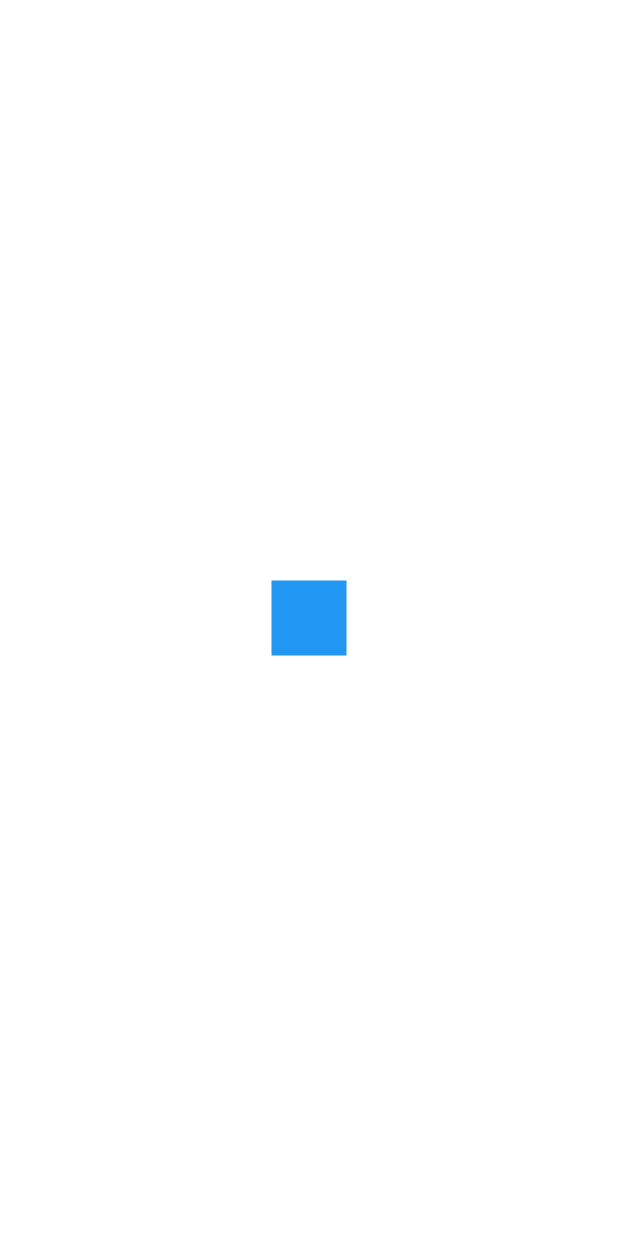
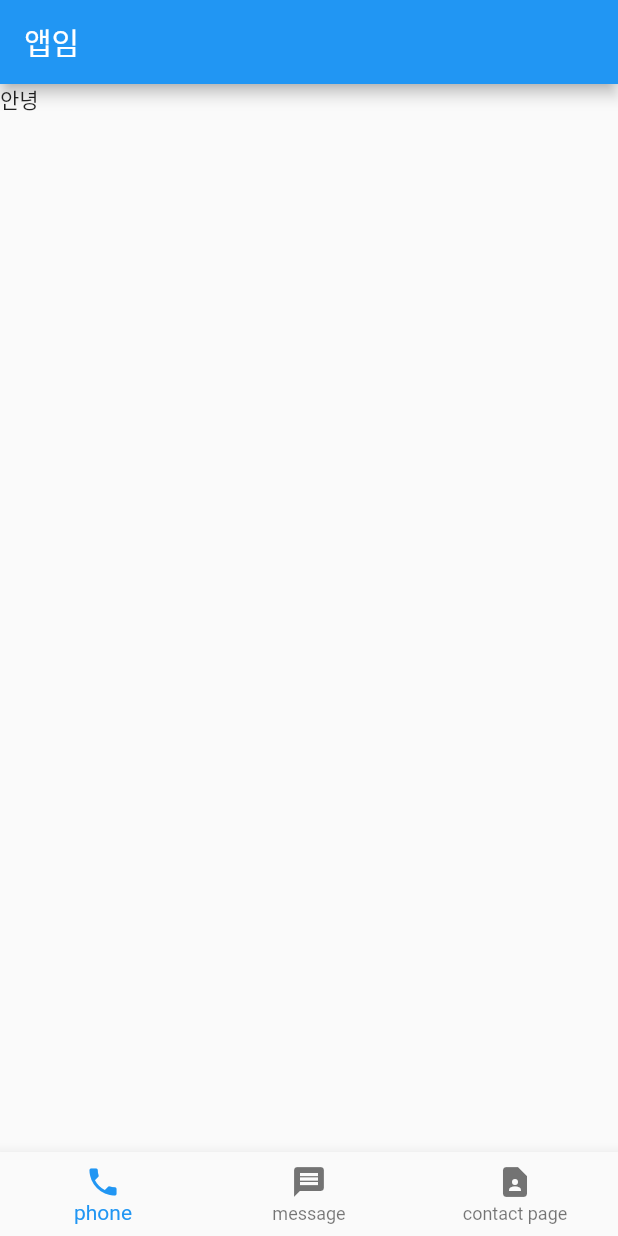
Before and after one commit to danii0110/practice, a Flutter app: the screen it shows after launch, on a phone screen of 412 x 824 dp. Run offline on Flutter 3.47's test engine with Material 2 defaults, Android fonts, the phone set to English and light mode, and no system bars.

Commit message:
플러터 기본 앱 레이아웃 만드는 법 - 숙제

```diff
--- a/contact/analysis_options.yaml
+++ b/contact/analysis_options.yaml
@@ -26,6 +26,7 @@ linter:
     prefer_const_constructors_in_immutables : false
     prefer_const_constructors : false
     avoid_print : false
+    prefer_const_literals_to_create_immutables : false
     # avoid_print: false  # Uncomment to disable the `avoid_print` rule
     # prefer_single_quotes: true  # Uncomment to enable the `prefer_single_quotes` rule
 
--- a/contact/lib/main.dart
+++ b/contact/lib/main.dart
@@ -10,8 +10,27 @@ class MyApp extends StatelessWidget {
   @override
   Widget build(BuildContext context) {
     return MaterialApp(
-        home: Center(
-      child: Container(width: 50, height: 50, color: Colors.blue),
-    ));
+      home: Scaffold(
+        appBar: AppBar(
+          title: Text('앱임'),
+          centerTitle: false,
+        ),
+        body: Row(
+          mainAxisAlignment: MainAxisAlignment.start,
+          children: [
+            Text('안녕'),
+          ],
+        ),
+        bottomNavigationBar: BottomNavigationBar(
+          items: const <BottomNavigationBarItem>[
+            BottomNavigationBarItem(icon: Icon(Icons.phone), label: 'phone'),
+            BottomNavigationBarItem(
+                icon: Icon(Icons.message), label: 'message'),
+            BottomNavigationBarItem(
+                icon: Icon(Icons.contact_page), label: 'contact page'),
+          ],
+        ),
+      ),
+    );
   }
 }
```
